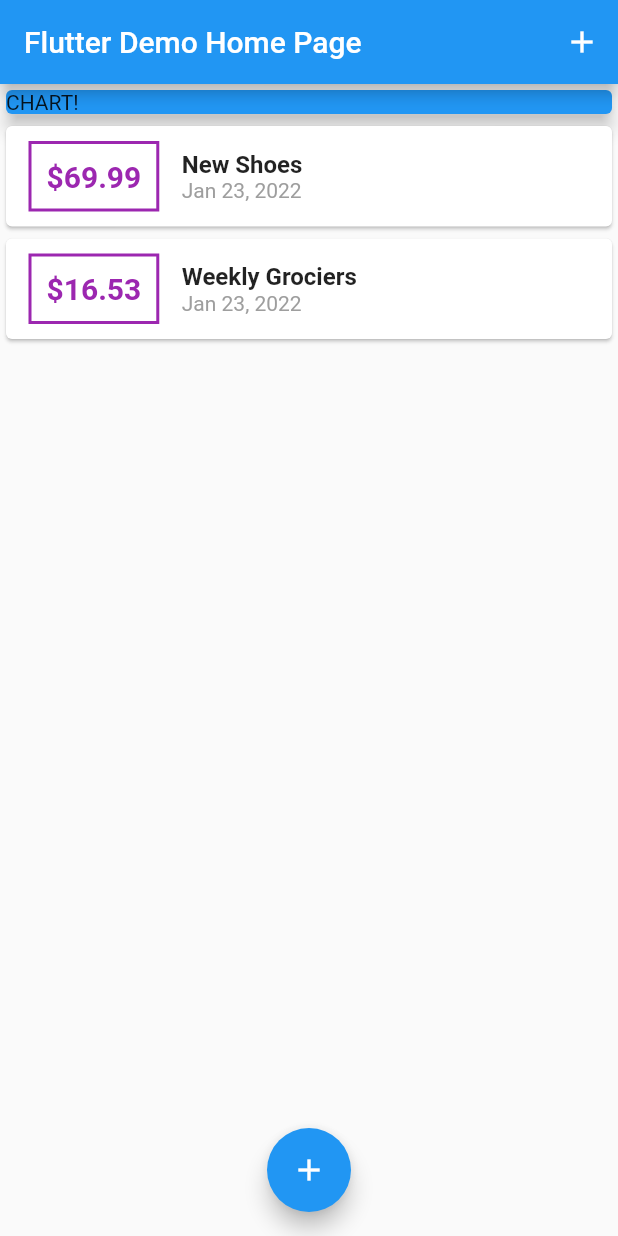
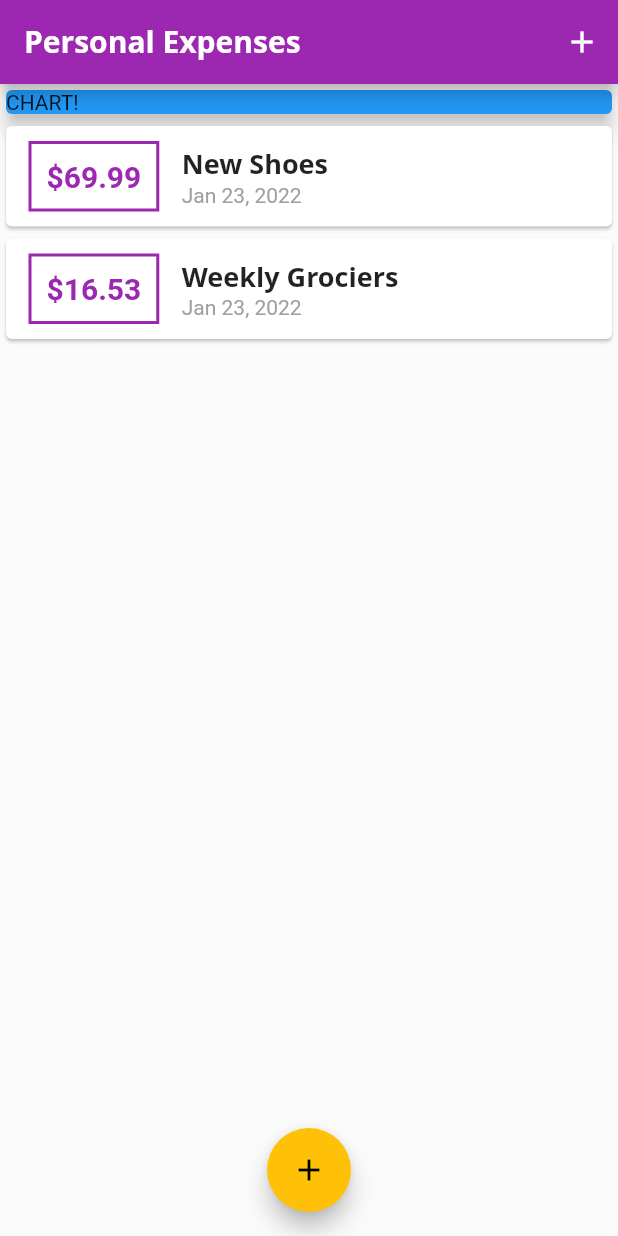
Before and after one commit to anilaydinn/flutter-personal-expense-application, a Flutter app: the screen it shows after launch, on a phone screen of 412 x 824 dp. Run offline on Flutter 3.47's test engine with Material 2 defaults, Android fonts, the light colour scheme and no system bars; Roboto replaces fonts that are missing (Open Sans).

Commit message:
adding theme + font family

```diff
--- a/lib/main.dart
+++ b/lib/main.dart
@@ -14,20 +14,31 @@
   @override
   Widget build(BuildContext context) {
     return MaterialApp(
-      title: 'Flutter Demo',
+      title: 'Personal Expenses',
       theme: ThemeData(
-        primarySwatch: Colors.blue,
+        primarySwatch: Colors.purple,
+        accentColor: Colors.amber,
+        fontFamily: 'Quicksand',
+        textTheme: ThemeData.light().textTheme.copyWith(
+              headline6: TextStyle(
+                fontFamily: 'Open Sans',
+                fontWeight: FontWeight.bold,
+                fontSize: 18,
+              ),
+            ),
+        appBarTheme: AppBarTheme(
+          titleTextStyle: TextStyle(
+              fontFamily: 'Open Sans',
+              fontSize: 20,
+              fontWeight: FontWeight.bold),
+        ),
       ),
-      home: MyHomePage(title: 'Flutter Demo Home Page'),
+      home: MyHomePage(),
     );
   }
 }
 
 class MyHomePage extends StatefulWidget {
-  final String title;
-
-  MyHomePage({required this.title});
-
   @override
   State<MyHomePage> createState() => _MyHomePageState();
 }
@@ -69,7 +80,7 @@
   Widget build(BuildContext context) {
     return Scaffold(
       appBar: AppBar(
-        title: Text(widget.title),
+        title: Text('Personal Expenses'),
         actions: [
           IconButton(
             onPressed: () => _startAddNewTransaction(context),
--- a/lib/widgets/transaction_list.dart
+++ b/lib/widgets/transaction_list.dart
@@ -28,7 +28,7 @@
                     style: TextStyle(
                       fontWeight: FontWeight.bold,
                       fontSize: 20,
-                      color: Colors.purple,
+                      color: Theme.of(context).primaryColor,
                     ),
                   ),
                 ),
@@ -37,10 +37,7 @@
                   children: [
                     Text(
                       transactions[index].title,
-                      style: TextStyle(
-                        fontSize: 16,
-                        fontWeight: FontWeight.bold,
-                      ),
+                      style: Theme.of(context).textTheme.headline6,
                     ),
                     Text(
                       DateFormat().add_yMMMd().format(transactions[index].date),
```
Also changed, not shown: pubspec.yaml (+11 -11 lines), assets/fonts/OpenSans-Bold.ttf (added), assets/fonts/OpenSans-Regular.ttf (added), assets/fonts/Quicksand-Bold.ttf (added), assets/fonts/Quicksand-Light.ttf (added), assets/fonts/Quicksand-Medium.ttf (added), assets/fonts/Quicksand-Regular.ttf (added).
